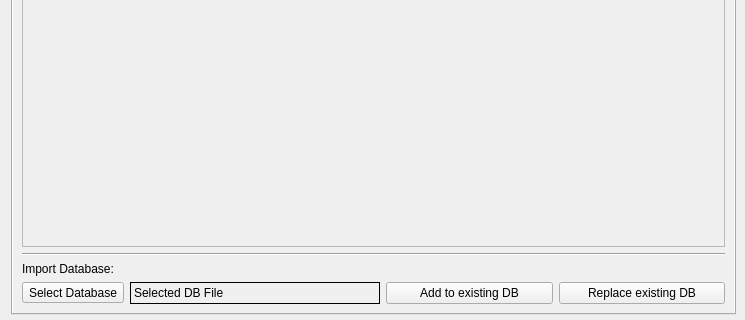
The window that source_files/isrt_main_tabbed_v0.6.ui (sargolin/ISRT-Insurgency-Sandstorm-RCON-TOOL-and-Mapchanger) describes before a commit, drawn with Qt 5; both pictures show x 0 to 745 and y 476 to 796 of the 745 by 796 pixel window.
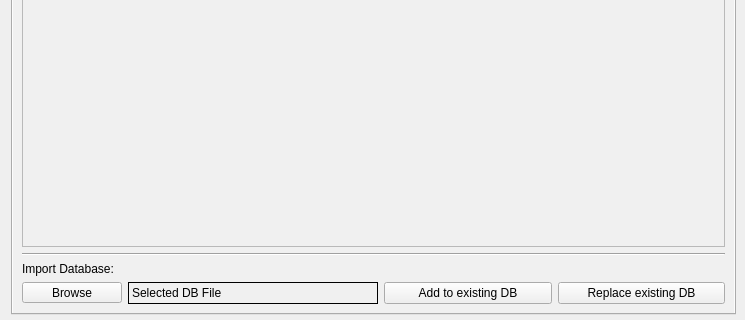
The same window after the commit. The open tabs and pages were chosen to show the change. Icons and pictures are not drawn.

Diff of the .ui file:
```diff
--- a/source_files/isrt_main_tabbed_v0.6.ui
+++ b/source_files/isrt_main_tabbed_v0.6.ui
@@ -2089,7 +2089,7 @@
               </size>
              </property>
              <property name="text">
-              <string>Select Database</string>
+              <string>Browse</string>
              </property>
             </widget>
            </item>
```
Left out of the diff: 10 changed lines with no effect on the pictures.
